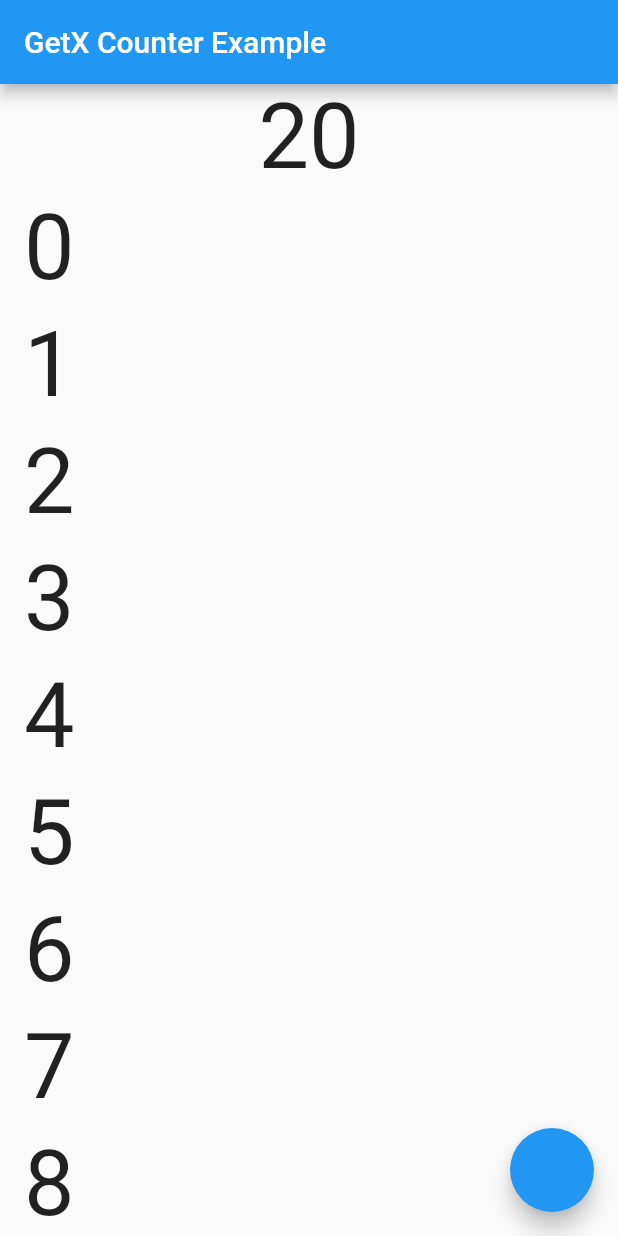
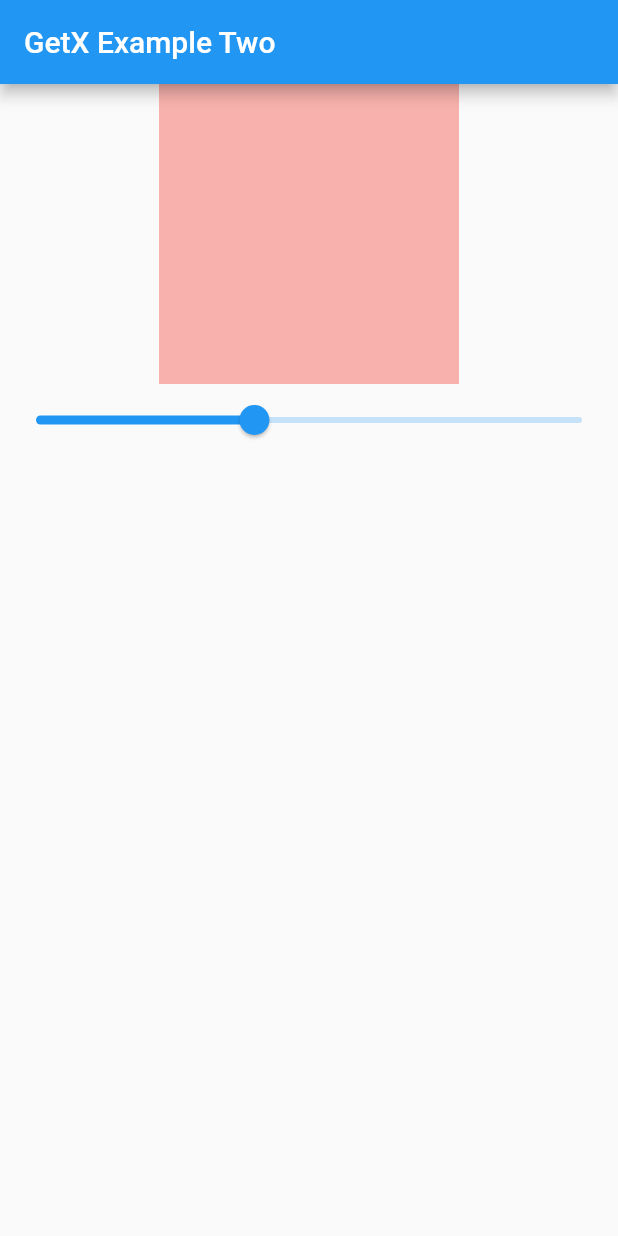
Before and after one commit to MuhammadBilalAkbar/getx_asif_taj_tutorial, a Flutter app: the screen it shows after launch, on a phone screen of 412 x 824 dp. Run offline on Flutter 3.47's test engine with Material 2 defaults, Android fonts, the light colour scheme and no system bars; our stand-ins replace get.

Commit message:
get state management example two

```diff
--- a/lib/my_app.dart
+++ b/lib/my_app.dart
@@ -1,5 +1,7 @@
 import 'package:flutter/material.dart';
 import 'package:get/get.dart';
+import 'package:getx_asif_taj_tutorial/state_management/example_two.dart';
+import 'package:getx_asif_taj_tutorial/state_management/getx_counter.dart';
 import 'package:getx_asif_taj_tutorial/state_management/simple_counter.dart';
 import 'utils/height_width.dart';
 import 'utils/language_screen.dart';
@@ -32,7 +34,9 @@ class MyApp extends StatelessWidget {
         // home: const RoutesNavigation(),
         // home: const HeightWidth(),
         // home: const LanguagesScreen(),
-        home: const CounterExample(),
+        // home: const SimpleCounter(),
+        // home: const GetxCounter(),
+        home: const ExampleTwo(),
         // Routes with GetX
         // getPages: [
         //   GetPage(name: '/', page: () => RoutesNavigation()),
--- /dev/null
+++ b/lib/state_management/example_two.dart
@@ -0,0 +1,54 @@
+import 'package:flutter/material.dart';
+import 'package:get/get.dart';
+
+class ExampleTwo extends StatefulWidget {
+  const ExampleTwo({Key? key}) : super(key: key);
+
+  @override
+  State<ExampleTwo> createState() => _ExampleTwoState();
+}
+
+class _ExampleTwoState extends State<ExampleTwo> {
+  double opacity = 0.4;
+
+  final exampleTwoController = Get.put(ExampleTwoController());
+
+  @override
+  Widget build(BuildContext context) {
+    debugPrint('rebuild');
+    return Scaffold(
+      appBar: AppBar(
+        title: const Text('GetX Example Two'),
+      ),
+      body: Column(
+        children: [
+          Obx(() {
+            return Container(
+              height: 200,
+              width: 200,
+              color: Colors.red.withOpacity(exampleTwoController.opacity.value),
+            );
+          }),
+          Obx(() {
+            return Slider(
+              value: exampleTwoController.opacity.value,
+              onChanged: (value) {
+                debugPrint(value.toString());
+                // setState(() {
+                //   opacity = value;
+                // });
+                exampleTwoController.setOpacity(value);
+              },
+            );
+          })
+        ],
+      ),
+    );
+  }
+}
+
+class ExampleTwoController extends GetxController {
+  final opacity = 0.4.obs;
+
+  setOpacity(double newValue) => opacity.value = newValue;
+}
--- a/lib/state_management/simple_counter.dart
+++ b/lib/state_management/simple_counter.dart
@@ -2,14 +2,14 @@ import 'dart:async';
 
 import 'package:flutter/material.dart';
 
-class CounterExample extends StatefulWidget {
-  const CounterExample({Key? key}) : super(key: key);
+class SimpleCounter extends StatefulWidget {
+  const SimpleCounter({Key? key}) : super(key: key);
 
   @override
-  State<CounterExample> createState() => _CounterExampleState();
+  State<SimpleCounter> createState() => _SimpleCounterState();
 }
 
-class _CounterExampleState extends State<CounterExample> {
+class _SimpleCounterState extends State<SimpleCounter> {
   int x = 20;
 
   // @override
```
Also changed, not shown: lib/state_management/counter_controller.dart (added, +11 -0 lines), lib/state_management/getx_counter.dart (+35 -0 lines).
